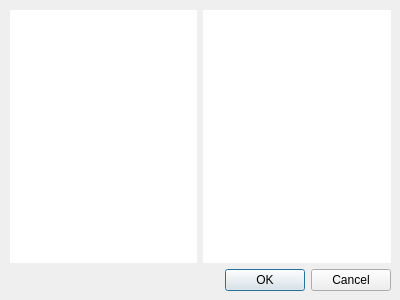
This is dialog.ui in woodenbear24/Vid_classification_tool as Qt 5 draws it before an edit. The edited form follows.
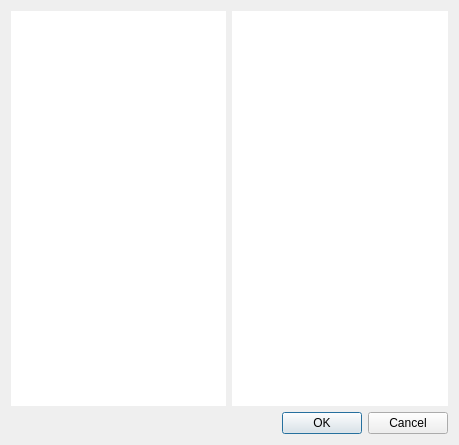
This is the edited form.

Patch:
```diff
--- a/dialog.ui
+++ b/dialog.ui
@@ -6,22 +6,27 @@
    <rect>
     <x>0</x>
     <y>0</y>
-    <width>400</width>
-    <height>300</height>
+    <width>459</width>
+    <height>445</height>
    </rect>
   </property>
+  <property name="minimumSize">
+   <size>
+    <width>200</width>
+    <height>200</height>
+   </size>
+  </property>
+  <property name="maximumSize">
+   <size>
+    <width>600</width>
+    <height>600</height>
+   </size>
+  </property>
   <property name="windowTitle">
    <string>Tag Editor</string>
   </property>
-  <widget class="QWidget" name="verticalLayoutWidget">
-   <property name="geometry">
-    <rect>
-     <x>10</x>
-     <y>10</y>
-     <width>381</width>
-     <height>281</height>
-    </rect>
-   </property>
+  <layout class="QGridLayout" name="gridLayout">
+   <item row="0" column="0">
    <layout class="QVBoxLayout" name="verticalLayout">
     <item>
      <layout class="QHBoxLayout" name="horizontalLayout">
@@ -52,7 +57,8 @@
      </widget>
     </item>
    </layout>
-  </widget>
+   </item>
+  </layout>
  </widget>
  <resources/>
  <connections>
```
Lines whose indentation alone changed are shown as unchanged.
